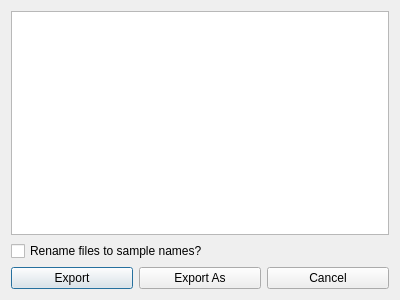
disorderedmaterials/GudPy, file src/gui/widgets/ui_files/exportDialog.ui: the form before one commit.
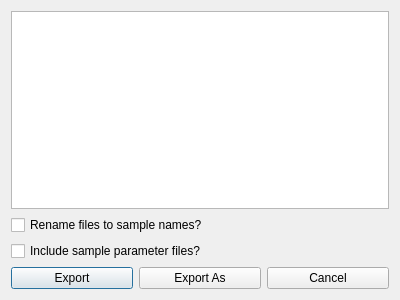
The form after the commit.

Commit message: feat: added option to include exporting sample parameters with mint01 archive.

Diff of the .ui file:
```diff
--- a/src/gui/widgets/ui_files/exportDialog.ui
+++ b/src/gui/widgets/ui_files/exportDialog.ui
@@ -24,6 +24,13 @@
      </property>
     </widget>
    </item>
+   <item>
+    <widget class="QCheckBox" name="includeParamsCheckBox">
+     <property name="text">
+      <string>Include sample parameter files?</string>
+     </property>
+    </widget>
+   </item>
    <item>
     <layout class="QHBoxLayout" name="horizontalLayout">
      <item>
```
The commit also changes 4 other files.
